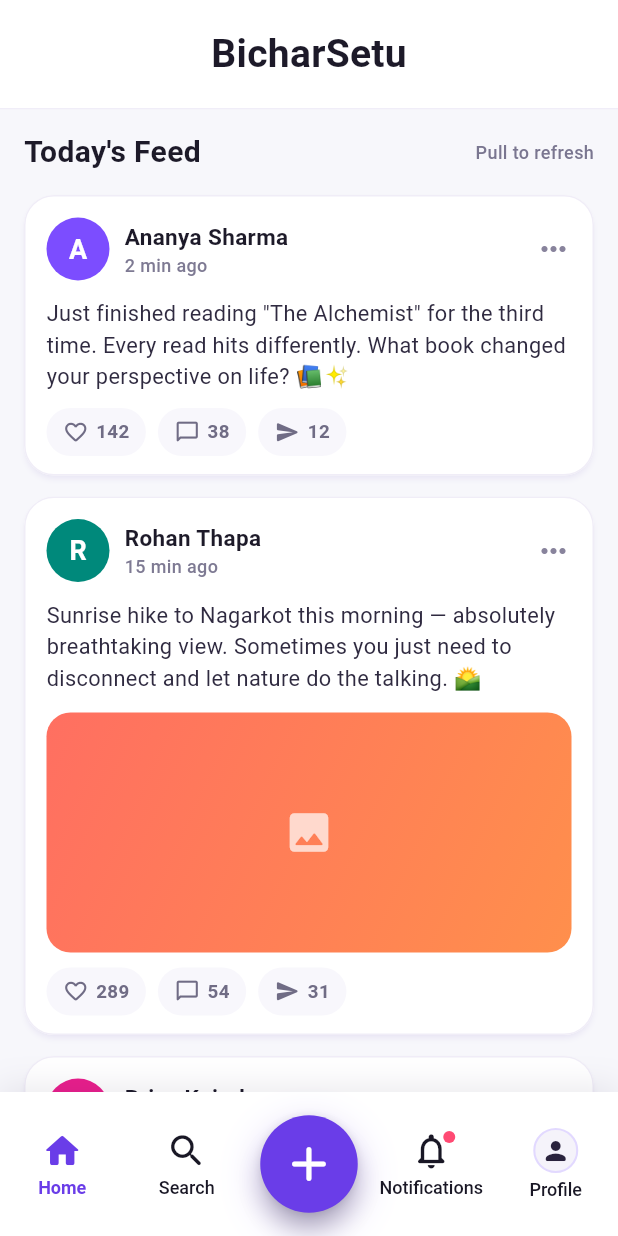
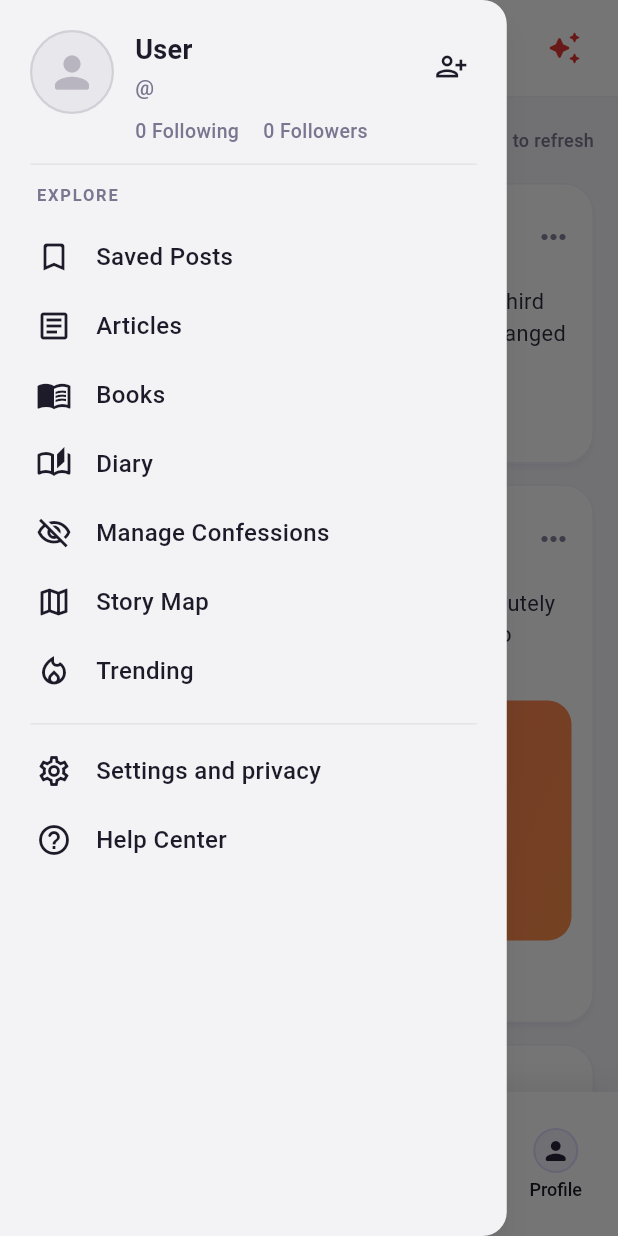
Before and after one commit to nimishapant/BicharSetu, a Flutter app: the DashboardScreen screen opened directly, with the side drawer open (before the commit the screen has no drawer), on a phone screen of 412 x 824 dp. Run offline on Flutter 3.47's test engine with Material 3 defaults, Android fonts, the phone set to English and light mode, and no system bars; our stand-ins replace cloud_firestore, firebase_auth, firebase_core; accounts and stored records are empty.

Commit message:
ui of app_navigation_drawer

```diff
--- /dev/null
+++ b/lib/app_navigation_drawer.dart
@@ -0,0 +1,316 @@
+import 'package:flutter/material.dart';
+import 'model/user_model.dart';
+import 'profile_screen.dart';
+import 'repo/auth_service.dart';
+
+const Color _drawerBg = Color(0xFFF3F3F5);
+const Color _textDark = Color(0xFF1D1A29);
+const Color _textMid = Color(0xFF7A7690);
+const Color _divider = Color(0xFFE4E4E8);
+
+class AppNavigationDrawer extends StatefulWidget {
+  const AppNavigationDrawer({super.key});
+
+  @override
+  State<AppNavigationDrawer> createState() => _AppNavigationDrawerState();
+}
+
+class _AppNavigationDrawerState extends State<AppNavigationDrawer> {
+  UserModel? _user;
+  bool _loading = true;
+
+  @override
+  void initState() {
+    super.initState();
+    _loadUser();
+  }
+
+  Future<void> _loadUser() async {
+    final user = await AuthService().getCurrentUserModel();
+    if (!mounted) return;
+    setState(() {
+      _user = user;
+      _loading = false;
+    });
+  }
+
+  String get _displayName {
+    final name = _user?.username ?? 'User';
+    if (name.isEmpty) return 'User';
+    return name[0].toUpperCase() + name.substring(1);
+  }
+
+  String get _handle => '@${_user?.username ?? 'user'}';
+
+  void _closeAndThen(VoidCallback action) {
+    Navigator.of(context).pop();
+    action();
+  }
+
+  void _showComingSoon(String label) {
+    Navigator.of(context).pop();
+    ScaffoldMessenger.of(context).showSnackBar(
+      SnackBar(
+        behavior: SnackBarBehavior.floating,
+        content: Text('$label — coming soon'),
+      ),
+    );
+  }
+
+  @override
+  Widget build(BuildContext context) {
+    return Drawer(
+      width: MediaQuery.sizeOf(context).width * 0.82,
+      backgroundColor: _drawerBg,
+      elevation: 8,
+      shadowColor: Colors.black26,
+      child: SafeArea(
+        child: _loading
+            ? const Center(child: CircularProgressIndicator(strokeWidth: 2))
+            : ListView(
+                padding: const EdgeInsets.fromLTRB(20, 16, 20, 24),
+                children: [
+                  _DrawerProfileHeader(
+                    displayName: _displayName,
+                    handle: _handle,
+                    onProfileTap: () => _closeAndThen(() {
+                      Navigator.of(context).push(
+                        MaterialPageRoute<void>(
+                          builder: (_) => const ProfileScreen(),
+                        ),
+                      );
+                    }),
+                    onAddAccount: () => _showComingSoon('Add account'),
+                  ),
+                  const SizedBox(height: 8),
+                  const Divider(height: 1, thickness: 1, color: _divider),
+                  const SizedBox(height: 12),
+                  const _SectionLabel('EXPLORE'),
+                  const SizedBox(height: 4),
+                  ..._exploreItems.map(
+                    (item) => _DrawerTile(
+                      icon: item.icon,
+                      label: item.label,
+                      onTap: () => _showComingSoon(item.label),
+                    ),
+                  ),
+                  const SizedBox(height: 12),
+                  const Divider(height: 1, thickness: 1, color: _divider),
+                  const SizedBox(height: 8),
+                  _DrawerTile(
+                    icon: Icons.settings_outlined,
+                    label: 'Settings and privacy',
+                    onTap: () => _showComingSoon('Settings and privacy'),
+                  ),
+                  _DrawerTile(
+                    icon: Icons.help_outline_rounded,
+                    label: 'Help Center',
+                    onTap: () => _showComingSoon('Help Center'),
+                  ),
+                ],
+              ),
+      ),
+    );
+  }
+}
+
+class _DrawerItem {
+  const _DrawerItem({required this.icon, required this.label});
+  final IconData icon;
+  final String label;
+}
+
+const List<_DrawerItem> _exploreItems = [
+  _DrawerItem(icon: Icons.bookmark_border_rounded, label: 'Saved Posts'),
+  _DrawerItem(icon: Icons.article_outlined, label: 'Articles'),
+  _DrawerItem(icon: Icons.menu_book_outlined, label: 'Books'),
+  _DrawerItem(icon: Icons.auto_stories_outlined, label: 'Diary'),
+  _DrawerItem(icon: Icons.visibility_off_outlined, label: 'Manage Confessions'),
+  _DrawerItem(icon: Icons.map_outlined, label: 'Story Map'),
+  _DrawerItem(icon: Icons.local_fire_department_outlined, label: 'Trending'),
+];
+
+class _DrawerProfileHeader extends StatelessWidget {
+  const _DrawerProfileHeader({
+    required this.displayName,
+    required this.handle,
+    required this.onProfileTap,
+    required this.onAddAccount,
+  });
+
+  final String displayName;
+  final String handle;
+  final VoidCallback onProfileTap;
+  final VoidCallback onAddAccount;
+
+  @override
+  Widget build(BuildContext context) {
+    return InkWell(
+      onTap: onProfileTap,
+      borderRadius: BorderRadius.circular(12),
+      child: Padding(
+        padding: const EdgeInsets.symmetric(vertical: 4),
+        child: Row(
+          crossAxisAlignment: CrossAxisAlignment.start,
+          children: [
+            Container(
+              width: 56,
+              height: 56,
+              decoration: BoxDecoration(
+                shape: BoxShape.circle,
+                color: const Color(0xFFE8E8EC),
+                border: Border.all(color: const Color(0xFFD0D0D6), width: 1.5),
+              ),
+              child: const Icon(
+                Icons.person_rounded,
+                size: 34,
+                color: Color(0xFFB8B4C0),
+              ),
+            ),
+            const SizedBox(width: 14),
+            Expanded(
+              child: Column(
+                crossAxisAlignment: CrossAxisAlignment.start,
+                children: [
+                  Row(
+                    children: [
+                      Expanded(
+                        child: Column(
+                          crossAxisAlignment: CrossAxisAlignment.start,
+                          children: [
+                            Text(
+                              displayName,
+                              style: const TextStyle(
+                                fontSize: 18,
+                                fontWeight: FontWeight.w700,
+                                color: _textDark,
+                              ),
+                            ),
+                            const SizedBox(height: 2),
+                            Text(
+                              handle,
+                              style: const TextStyle(
+                                fontSize: 14,
+                                color: _textMid,
+                                fontWeight: FontWeight.w500,
+                              ),
+                            ),
+                          ],
+                        ),
+                      ),
+                      Material(
+                        color: Colors.transparent,
+                        child: InkWell(
+                          onTap: onAddAccount,
+                          borderRadius: BorderRadius.circular(20),
+                          child: const Padding(
+                            padding: EdgeInsets.all(6),
+                            child: Icon(
+                              Icons.person_add_alt_1_outlined,
+                              size: 22,
+                              color: _textDark,
+                            ),
+                          ),
+                        ),
+                      ),
+                    ],
+                  ),
+                  const SizedBox(height: 10),
+                  const Row(
+                    children: [
+                      _StatChip(label: '0 Following'),
+                      SizedBox(width: 16),
+                      _StatChip(label: '0 Followers'),
+                    ],
+                  ),
+                ],
+              ),
+            ),
+          ],
+        ),
+      ),
+    );
+  }
+}
+
+class _StatChip extends StatelessWidget {
+  const _StatChip({required this.label});
+
+  final String label;
+
+  @override
+  Widget build(BuildContext context) {
+    return Text(
+      label,
+      style: const TextStyle(
+        fontSize: 13,
+        color: _textMid,
+        fontWeight: FontWeight.w500,
+      ),
+    );
+  }
+}
+
+class _SectionLabel extends StatelessWidget {
+  const _SectionLabel(this.text);
+
+  final String text;
+
+  @override
+  Widget build(BuildContext context) {
+    return Padding(
+      padding: const EdgeInsets.only(left: 4, bottom: 6),
+      child: Text(
+        text,
+        style: const TextStyle(
+          fontSize: 11,
+          fontWeight: FontWeight.w700,
+          letterSpacing: 1.2,
+          color: _textMid,
+        ),
+      ),
+    );
+  }
+}
+
+class _DrawerTile extends StatelessWidget {
+  const _DrawerTile({
+    required this.icon,
+    required this.label,
+    required this.onTap,
+  });
+
+  final IconData icon;
+  final String label;
+  final VoidCallback onTap;
+
+  @override
+  Widget build(BuildContext context) {
+    return Material(
+      color: Colors.transparent,
+      child: InkWell(
+        onTap: onTap,
+        borderRadius: BorderRadius.circular(10),
+        child: Padding(
+          padding: const EdgeInsets.symmetric(horizontal: 4, vertical: 11),
+          child: Row(
+            children: [
+              Icon(icon, size: 24, color: _textDark),
+              const SizedBox(width: 16),
+              Expanded(
+                child: Text(
+                  label,
+                  style: const TextStyle(
+                    fontSize: 16,
+                    fontWeight: FontWeight.w500,
+                    color: _textDark,
+                  ),
+                ),
+              ),
+            ],
+          ),
+        ),
+      ),
+    );
+  }
+}
--- /dev/null
+++ b/lib/dashboard_app_bar.dart
@@ -0,0 +1,117 @@
+import 'package:flutter/material.dart';
+
+const Color _textDark = Color(0xFF1D1A29);
+const Color _accent = Color(0xFF6A3DE8);
+
+class DashboardAppBarContent extends StatelessWidget {
+  const DashboardAppBarContent({
+    super.key,
+    required this.onProfileTap,
+    required this.onSearchTap,
+    required this.onSparkleTap,
+  });
+
+  final VoidCallback onProfileTap;
+  final VoidCallback onSearchTap;
+  final VoidCallback onSparkleTap;
+
+  @override
+  Widget build(BuildContext context) {
+    return Padding(
+      padding: const EdgeInsets.symmetric(horizontal: 12),
+      child: Row(
+        children: [
+          _HeaderProfileAvatar(onTap: onProfileTap),
+          Expanded(
+            child: Row(
+              mainAxisAlignment: MainAxisAlignment.center,
+              children: [
+                ClipOval(
+                  child: Image.asset(
+                    'assets/images/bichar_logo.png',
+                    width: 32,
+                    height: 32,
+                    fit: BoxFit.cover,
+                    errorBuilder: (context, error, stackTrace) => Container(
+                      width: 32,
+                      height: 32,
+                      decoration: const BoxDecoration(
+                        color: _accent,
+                        shape: BoxShape.circle,
+                      ),
+                      child: const Icon(
+                        Icons.edit_note_rounded,
+                        color: Colors.white,
+                        size: 18,
+                      ),
+                    ),
+                  ),
+                ),
+                const SizedBox(width: 8),
+                const Text(
+                  'BicharSetu',
+                  style: TextStyle(
+                    fontSize: 22,
+                    fontWeight: FontWeight.w800,
+                    color: _textDark,
+                    letterSpacing: 0.3,
+                  ),
+                ),
+              ],
+            ),
+          ),
+          IconButton(
+            onPressed: onSearchTap,
+            icon: const Icon(Icons.search_rounded, color: _textDark, size: 26),
+            padding: EdgeInsets.zero,
+            constraints: const BoxConstraints(minWidth: 40, minHeight: 40),
+          ),
+          IconButton(
+            onPressed: onSparkleTap,
+            icon: const Icon(
+              Icons.auto_awesome_rounded,
+              color: Color(0xFFE53935),
+              size: 24,
+            ),
+            padding: EdgeInsets.zero,
+            constraints: const BoxConstraints(minWidth: 40, minHeight: 40),
+          ),
+        ],
+      ),
+    );
+  }
+}
+
+class _HeaderProfileAvatar extends StatelessWidget {
+  const _HeaderProfileAvatar({required this.onTap});
+
+  final VoidCallback onTap;
+
+  @override
+  Widget build(BuildContext context) {
+    return Material(
+      color: Colors.transparent,
+      child: InkWell(
+        onTap: onTap,
+        customBorder: const CircleBorder(),
+        child: Container(
+          width: 40,
+          height: 40,
+          decoration: BoxDecoration(
+            shape: BoxShape.circle,
+            color: const Color(0xFFE8E8EC),
+            border: Border.all(
+              color: const Color(0xFFE53935),
+              width: 2,
+            ),
+          ),
+          child: const Icon(
+            Icons.person_rounded,
+            color: Color(0xFFB0A8B8),
+            size: 26,
+          ),
+        ),
+      ),
+    );
+  }
+}
--- a/lib/dashboard_screen.dart
+++ b/lib/dashboard_screen.dart
@@ -2,7 +2,9 @@ import 'dart:async';
 import 'dart:math' as math;
 
 import 'package:flutter/material.dart';
+import 'app_navigation_drawer.dart';
 import 'createpost_screen.dart';
+import 'dashboard_app_bar.dart';
 import 'profile_screen.dart';
 
 class DashboardScreen extends StatefulWidget {
@@ -103,6 +105,7 @@ class _DashboardScreenState extends State<DashboardScreen>
   ];
   int _selectedIndex = 0;
   bool _isRefreshing = false;
+  final GlobalKey<ScaffoldState> _scaffoldKey = GlobalKey<ScaffoldState>();
   late final AnimationController _badgePulseController;
   late final AnimationController _fabPulseController;
 
@@ -152,6 +155,9 @@ class _DashboardScreenState extends State<DashboardScreen>
         scaffoldBackgroundColor: const Color(0xFFF7F7FB),
       ),
       child: Scaffold(
+        key: _scaffoldKey,
+        drawer: const AppNavigationDrawer(),
+        drawerEnableOpenDragGesture: true,
         body: SafeArea(
           child: RefreshIndicator(
             color: _accent,
@@ -169,17 +175,27 @@ class _DashboardScreenState extends State<DashboardScreen>
                   surfaceTintColor: Colors.transparent,
                   elevation: 0,
                   shadowColor: Colors.transparent,
-                  toolbarHeight: 72,
-                  titleSpacing: 20,
-                  centerTitle: true,
-                  title: const Text(
-                    'BicharSetu',
-                    style: TextStyle(
-                      fontSize: 26,
-                      fontWeight: FontWeight.w700,
-                      color: Color(0xFF1D1A29),
-                      letterSpacing: 0.2,
-                    ),
+                  toolbarHeight: 64,
+                  automaticallyImplyLeading: false,
+                  titleSpacing: 0,
+                  title: DashboardAppBarContent(
+                    onProfileTap: () => _scaffoldKey.currentState?.openDrawer(),
+                    onSearchTap: () {
+                      ScaffoldMessenger.of(context).showSnackBar(
+                        const SnackBar(
+                          behavior: SnackBarBehavior.floating,
+                          content: Text('Search — coming soon'),
+                        ),
+                      );
+                    },
+                    onSparkleTap: () {
+                      ScaffoldMessenger.of(context).showSnackBar(
+                        const SnackBar(
+                          behavior: SnackBarBehavior.floating,
+                          content: Text('Featured — coming soon'),
+                        ),
+                      );
+                    },
                   ),
                   bottom: PreferredSize(
                     preferredSize: const Size.fromHeight(1),
```
